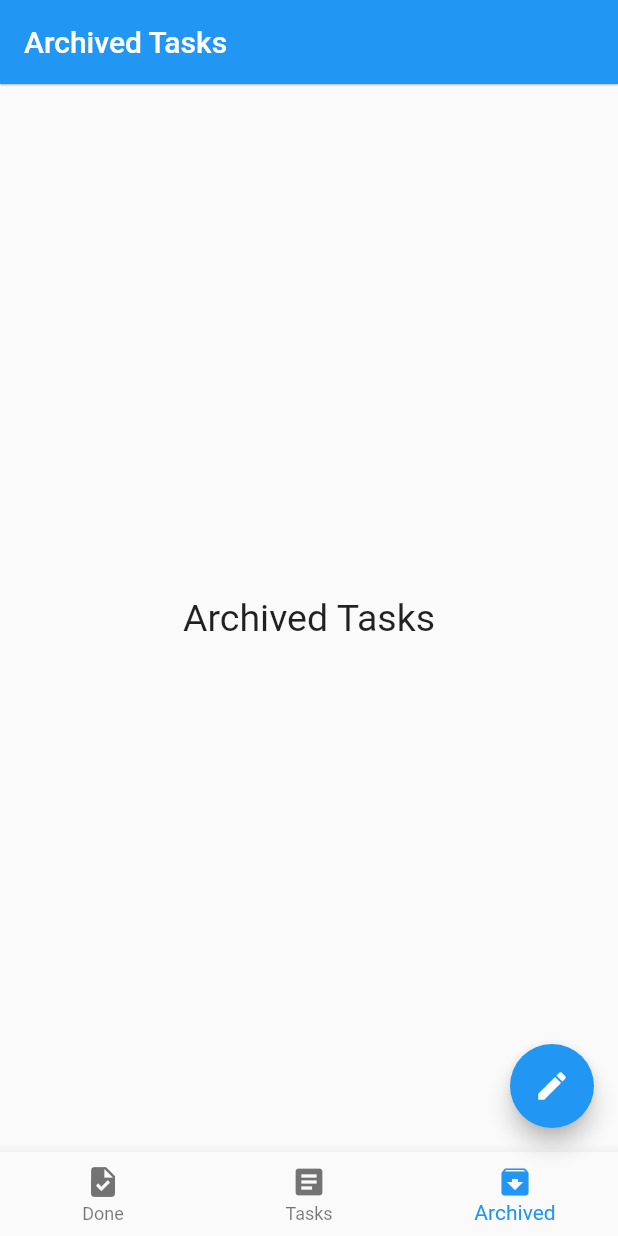
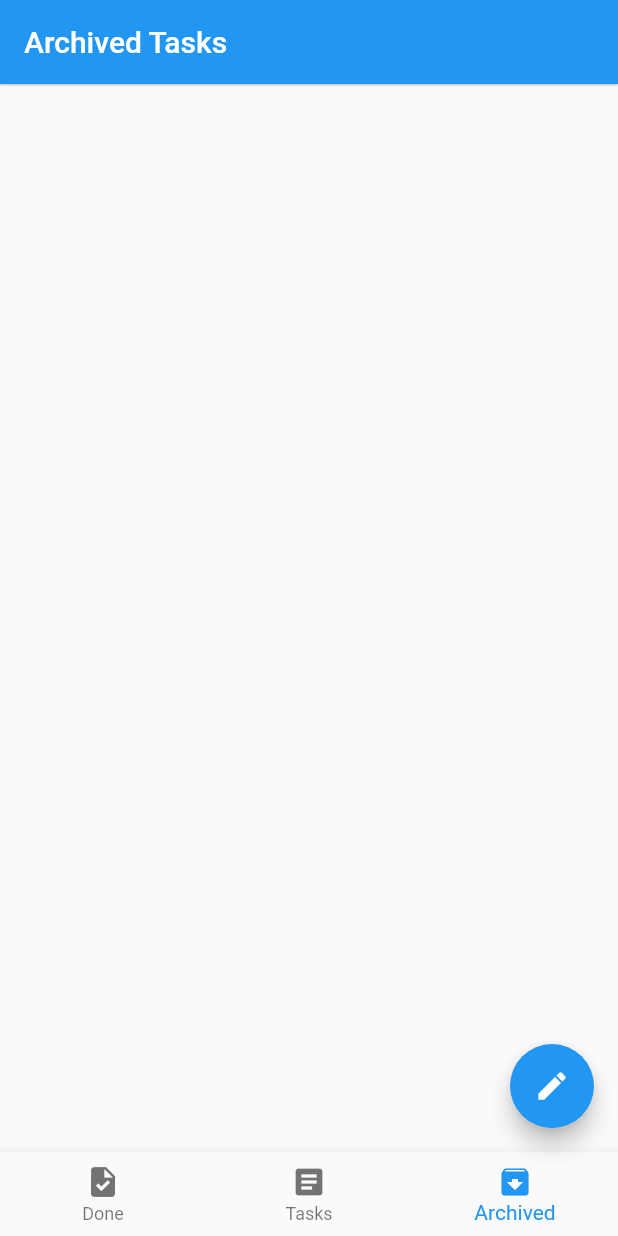
Before and after one commit to Triple-A-I/Todo-App, a Flutter app: the screen it shows after launch, item 3 of the bottom bar chosen, on a phone screen of 412 x 824 dp. Run offline on Flutter 3.47's test engine with Material 2 defaults, Android fonts, the phone set to English and light mode, and no system bars; our stand-ins replace bloc, flutter_bloc, sqflite; accounts and stored records are empty.

Commit message:
Complete archive task screen

```diff
--- a/lib/screens/archived_tasks_screen.dart
+++ b/lib/screens/archived_tasks_screen.dart
@@ -1,17 +1,36 @@
 import 'package:flutter/material.dart';
+import 'package:flutter_bloc/flutter_bloc.dart';
+import 'package:todo_app/business_logic/cubit/app_cubit.dart';
+import 'package:todo_app/models/task.dart';
+import 'package:todo_app/widgets/task_item.dart';
 
 class ArchivedTasksScreen extends StatelessWidget {
   const ArchivedTasksScreen({Key? key}) : super(key: key);
 
   @override
   Widget build(BuildContext context) {
-    return const Center(
-      child: Text(
-        'Archived Tasks',
-        style: TextStyle(
-          fontSize: 25,
-        ),
-      ),
+    return BlocConsumer<AppCubit, AppStates>(
+      listener: (context, state) {},
+      builder: (context, state) {
+        var tasks = AppCubit.get(context).archivedTasks;
+        return ListView.separated(
+          itemBuilder: (context, index) {
+            if (tasks.isEmpty) {
+              return const Center(
+                child: Text(
+                  'No Tasks To Show',
+                  style: TextStyle(color: Colors.black),
+                ),
+              );
+            } else {
+              return buildTaskItem(Task.fromJson(tasks[index]), context);
+            }
+          },
+          separatorBuilder: (context, index) =>
+              Divider(color: Colors.grey[400]),
+          itemCount: tasks.length,
+        );
+      },
     );
   }
 }
```
